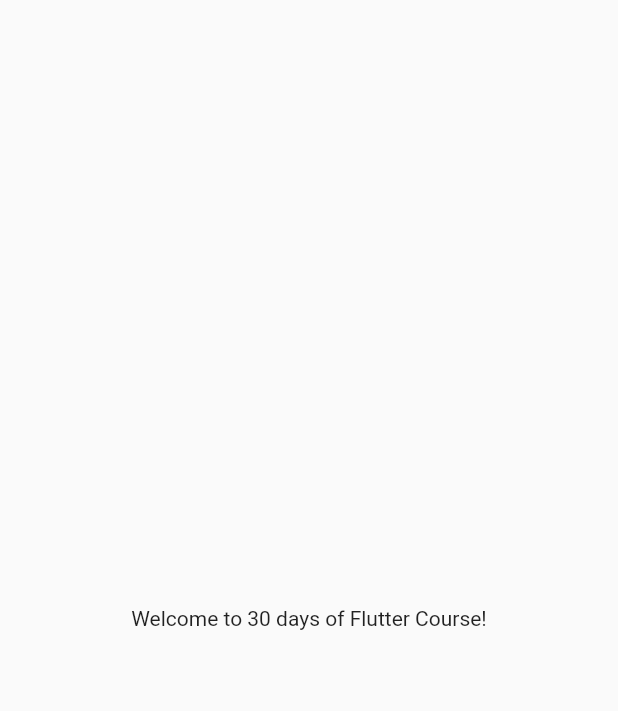
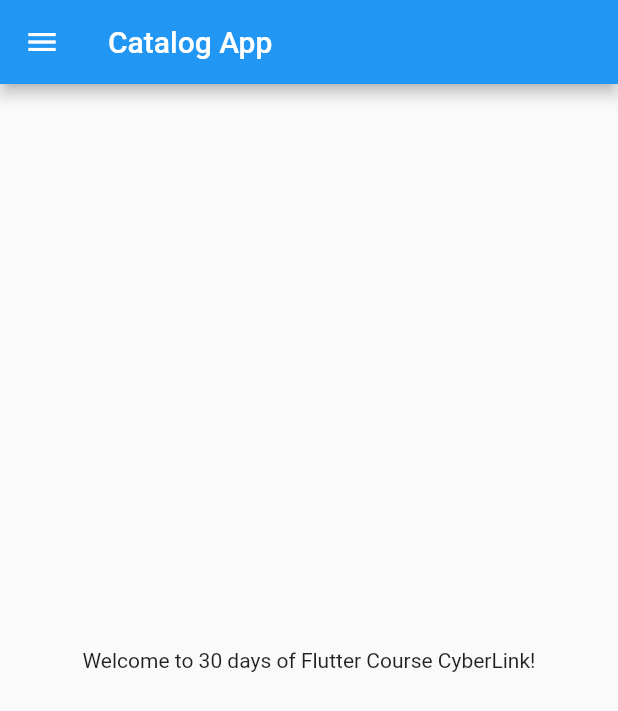
Before and after one commit to imrezaul/30DaysOfFlutter, a Flutter app: the screen it shows after launch, on a phone screen of 412 x 824 dp. Shown: the top 711 px of the screen. Run offline on Flutter 3.47's test engine with Material 2 defaults, Android fonts, the phone set to English and light mode, and no system bars.

Commit message:
Day2 Completed

```diff
--- /dev/null
+++ b/lib/home_page.dart
@@ -0,0 +1,26 @@
+// ignore_for_file: avoid_unnecessary_containers, prefer_const_constructors
+
+import 'package:flutter/material.dart';
+
+class HomePage extends StatelessWidget {
+  const HomePage({Key? key}) : super(key: key);
+
+  @override
+  Widget build(BuildContext context) {
+    const int days = 30;
+    const String name = "CyberLink";
+
+    return Scaffold(
+      appBar: AppBar(
+        title: const Text("Catalog App"),
+      ),
+      body: Center(
+        child: Container(
+          // ignore: prefer_const_constructors
+          child: Text("Welcome to $days days of Flutter Course $name!"),
+        ),
+      ),
+      drawer: Drawer(),
+    );
+  }
+}
--- a/lib/main.dart
+++ b/lib/main.dart
@@ -1,4 +1,5 @@
 import 'package:flutter/material.dart';
+import './home_page.dart';
 
 void main() {
   runApp(MyApp());
@@ -8,14 +9,7 @@ class MyApp extends StatelessWidget {
   @override
   Widget build(BuildContext context) {
     return MaterialApp(
-      home: Material(
-        child: Center(
-          child: Container(
-            // ignore: prefer_const_constructors
-            child: Text("Welcome to 30 days of Flutter Course!"),
-          ),
-        ),
-      ),
+      home: HomePage(),
     );
   }
 }
```
